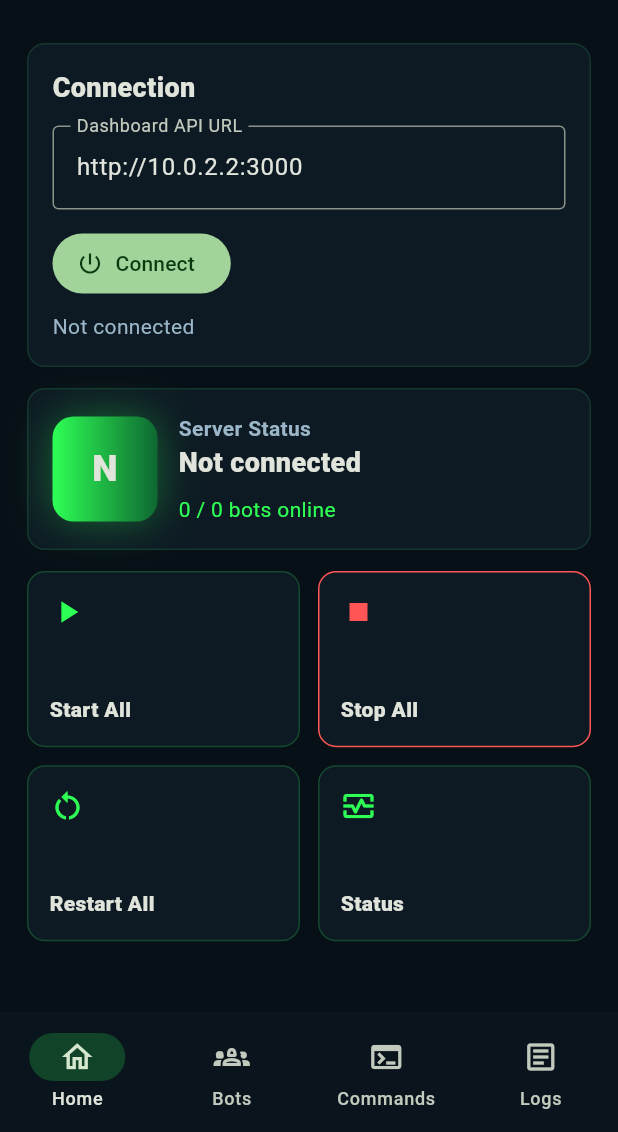
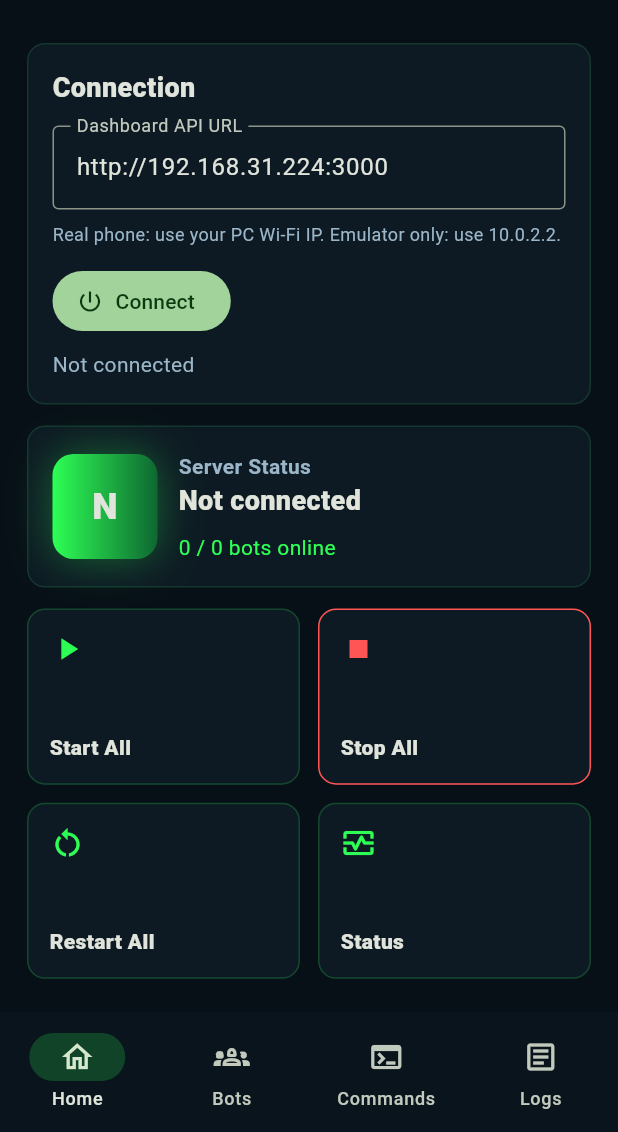
Before and after one commit to kumaark7/MC_AFK_Bot, a Flutter app: the screen it shows after launch, on a phone screen of 412 x 824 dp, the part 104-1236 px from its top. Run offline on Flutter 3.47's test engine with Material 3 defaults, Android fonts, the phone set to English and light mode, and no system bars.

Commit message:
Fix Android dashboard API defaults

```diff
--- a/android_app/lib/main.dart
+++ b/android_app/lib/main.dart
@@ -38,7 +38,7 @@ class ControlHome extends StatefulWidget {
 }
 
 class _ControlHomeState extends State<ControlHome> {
-  final _apiController = TextEditingController(text: 'http://10.0.2.2:3000');
+  final _apiController = TextEditingController(text: 'http://192.168.31.224:3000');
   final _commandController = TextEditingController();
   final _http = HttpClient()..connectionTimeout = const Duration(seconds: 6);
   final _events = <String>[];
@@ -252,9 +252,14 @@ class _ControlHomeState extends State<ControlHome> {
                 controller: _apiController,
                 decoration: const InputDecoration(
                   labelText: 'Dashboard API URL',
-                  hintText: 'http://10.0.2.2:3000',
+                  hintText: 'http://PC_WIFI_IP:3000',
                   border: OutlineInputBorder(),
                 ),
+              ),
+              const SizedBox(height: 8),
+              const Text(
+                'Real phone: use your PC Wi-Fi IP. Emulator only: use 10.0.2.2.',
+                style: TextStyle(color: Color(0xFF9BB6C8), fontSize: 12),
               ),
               const SizedBox(height: 12),
               FilledButton.icon(
--- a/config.example.json
+++ b/config.example.json
@@ -9,7 +9,7 @@
       },
       "ui": {
         "enabled": true,
-        "host": "127.0.0.1",
+        "host": "0.0.0.0",
         "port": 3000
       },
       "savedServers": [
--- a/config.json
+++ b/config.json
@@ -9,7 +9,7 @@
       },
       "ui": {
         "enabled": true,
-        "host": "127.0.0.1",
+        "host": "0.0.0.0",
         "port": 3000
       },
       "savedServers": [
```
